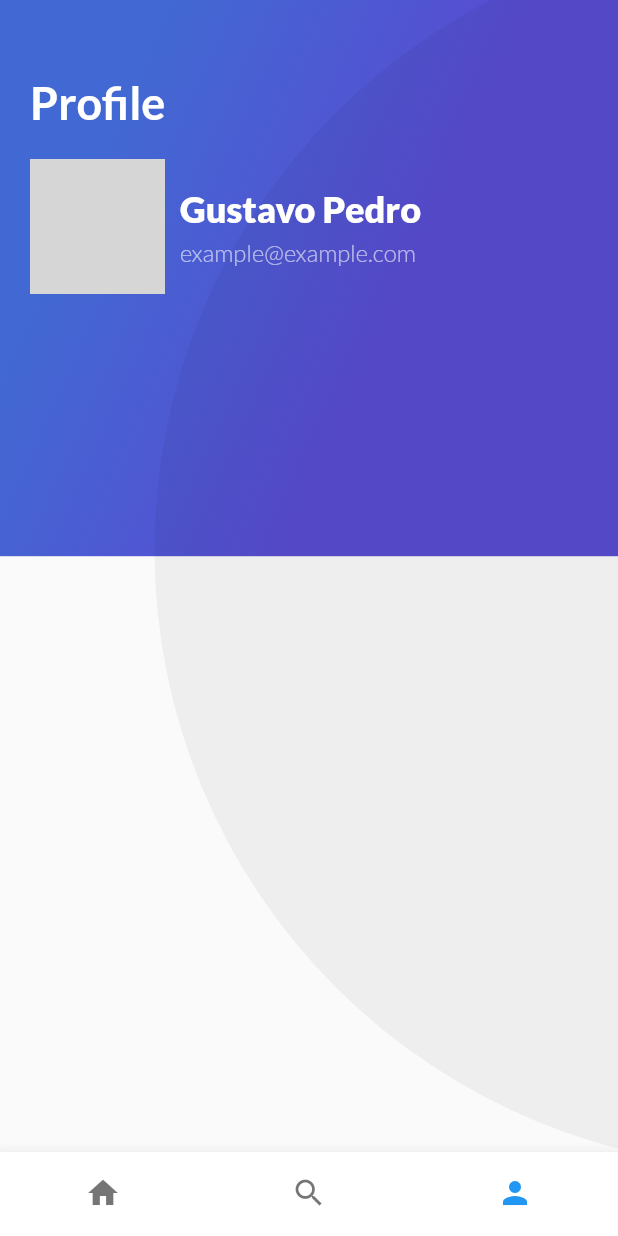
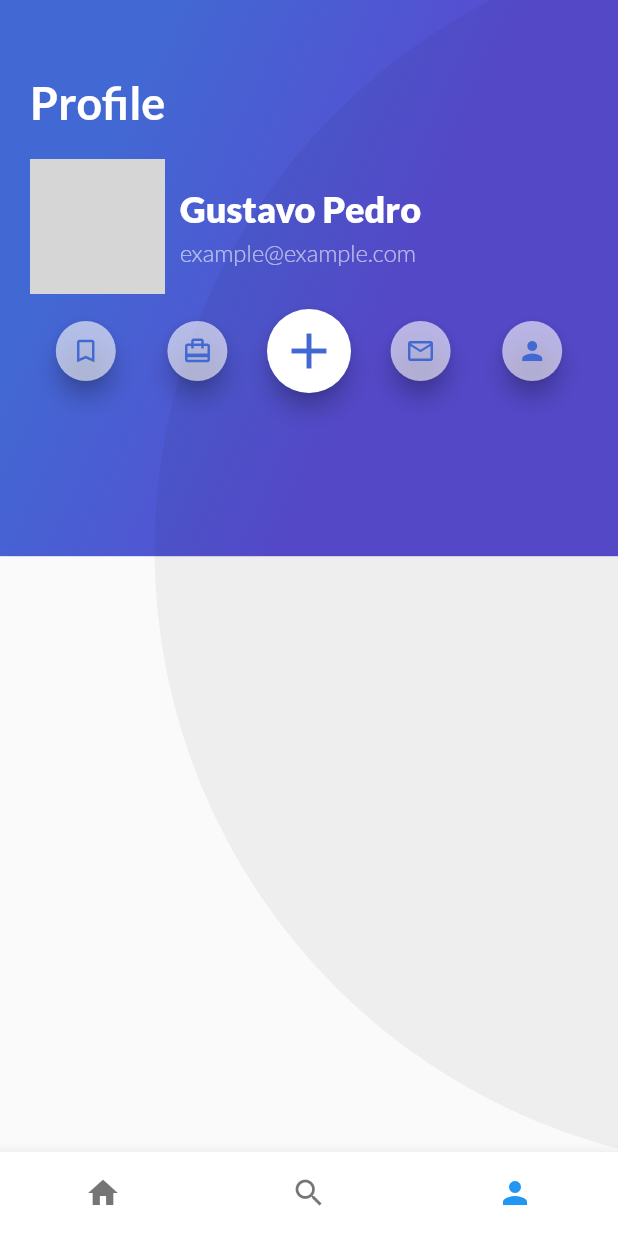
Before and after one commit to ric98esley/app_reviews, a Flutter app: the screen it shows after launch, item 3 of the bottom bar chosen, on a phone screen of 412 x 824 dp. Run offline on Flutter 3.47's test engine with Material 2 defaults, Android fonts, the phone set to English and light mode, and no system bars; grey boxes are pictures that could not be loaded.

Commit message:
header menu bar finish

```diff
--- /dev/null
+++ b/lib/profile/header_app_bar/menu_bar_bottons.dart
@@ -0,0 +1,24 @@
+import 'package:flutter/material.dart';
+import 'menu_button.dart';
+
+class MenuBottonsBar extends StatelessWidget {
+  @override
+  Widget build(BuildContext context) {
+    return Container(
+        margin: EdgeInsets.only(top: 10.0),
+        child: Row(
+          children: [
+            MenuButton(Color.fromRGBO(255, 255, 255, 0.6), Icons.turned_in_not,
+                20.0, true),
+            MenuButton(Color.fromRGBO(255, 255, 255, 0.6), Icons.card_travel,
+                20.0, true),
+            MenuButton(
+                Color.fromRGBO(255, 255, 255, 1), Icons.add, 40.0, false),
+            MenuButton(Color.fromRGBO(255, 255, 255, 0.6), Icons.mail_outline,
+                20.0, true),
+            MenuButton(
+                Color.fromRGBO(255, 255, 255, 0.6), Icons.person, 20.0, true),
+          ],
+        ));
+  }
+}
--- /dev/null
+++ b/lib/profile/header_app_bar/menu_button.dart
@@ -0,0 +1,40 @@
+import 'package:flutter/material.dart';
+
+class MenuButton extends StatefulWidget {
+  var bkColor;
+  var icon;
+  bool mini = true;
+  double iconSize = 0;
+
+  MenuButton(this.bkColor, this.icon, this.iconSize, this.mini);
+
+  @override
+  State<StatefulWidget> createState() {
+    return _MenuButton();
+  }
+}
+
+class _MenuButton extends State<MenuButton> {
+  void onPressedButton() {
+    setState(() {
+      widget.bkColor == const Color.fromRGBO(255, 255, 255, 1)
+          ? widget.bkColor = const Color.fromRGBO(255, 255, 255, 0.6)
+          : widget.bkColor = const Color.fromRGBO(255, 255, 255, 1);
+    });
+  }
+
+  @override
+  Widget build(BuildContext context) {
+    return Expanded(
+        child: FloatingActionButton(
+      onPressed: onPressedButton,
+      backgroundColor: widget.bkColor,
+      mini: widget.mini,
+      child: Icon(
+        widget.icon,
+        size: widget.iconSize,
+        color: const Color(0xFF4268D3),
+      ),
+    ));
+  }
+}
--- a/lib/profile/header_app_bar/profile_header.dart
+++ b/lib/profile/header_app_bar/profile_header.dart
@@ -1,4 +1,5 @@
 import 'package:flutter/material.dart';
+import 'package:prueba_2/profile/header_app_bar/menu_bar_bottons.dart';
 import 'package:prueba_2/profile/header_app_bar/user_info.dart';
 
 class ProfileHeader extends StatelessWidget {
@@ -25,7 +26,8 @@ class ProfileHeader extends StatelessWidget {
             Row(
               children: [titleProfile],
             ),
-            UserInfo("assets/img/perfil.jpg", "Gustavo Pedro")
+            UserInfo("assets/img/perfil.jpg", "Gustavo Pedro"),
+            MenuBottonsBar()
           ],
         ));
   }
```
